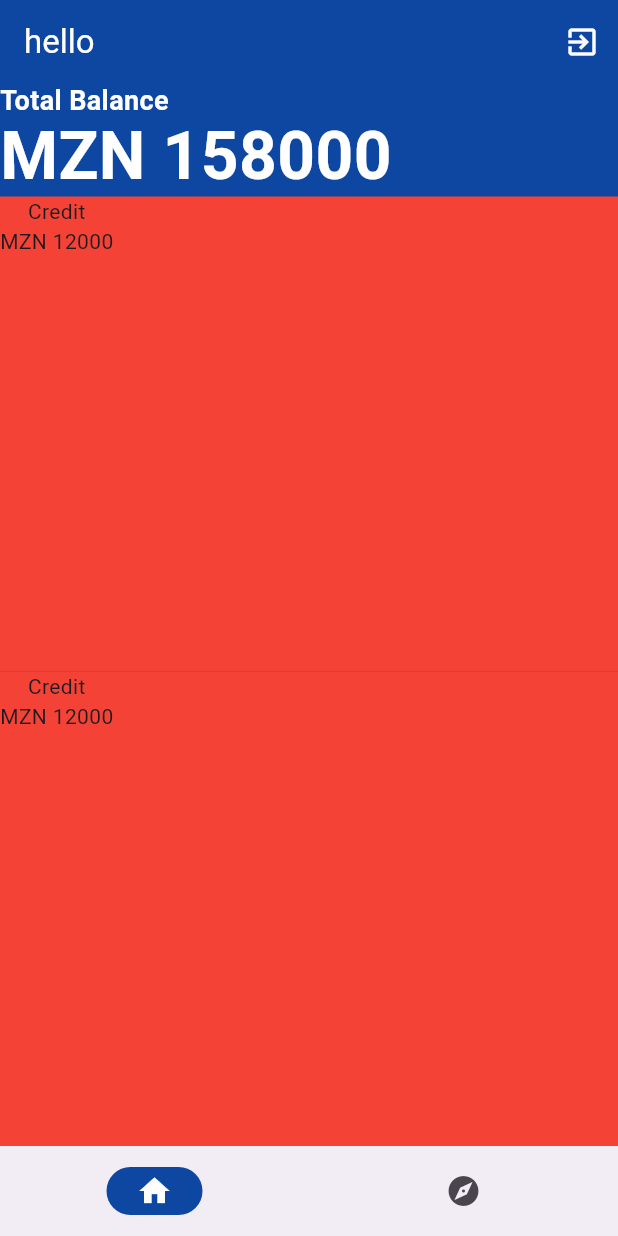
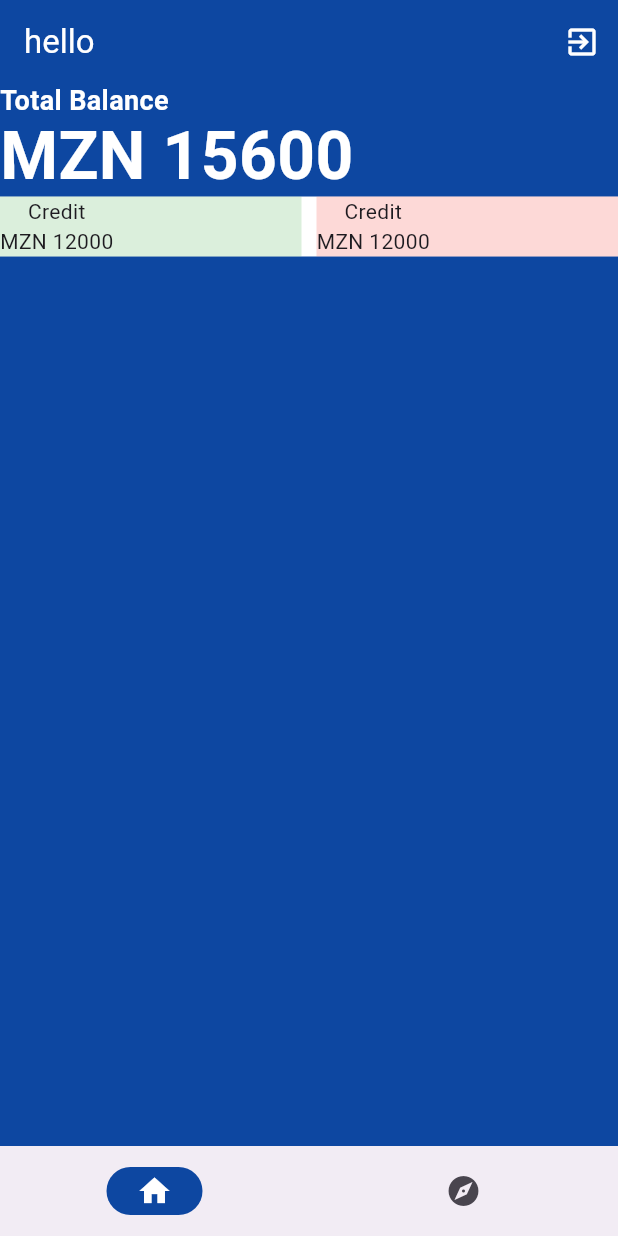
Before and after one commit to JoelDeAriovaldo/expense_tracker, a Flutter app: the screen it shows once a user with an empty profile is signed in, on a phone screen of 412 x 824 dp. Run offline on Flutter 3.47's test engine with Material 3 defaults, Android fonts, the phone set to English and light mode, and no system bars; our stand-ins replace firebase_auth, firebase_core; accounts and stored records are empty.

Commit message:
home screen smal fix

```diff
--- a/lib/screens/home_screen.dart
+++ b/lib/screens/home_screen.dart
@@ -65,18 +65,29 @@ class _HomeScreenState extends State<HomeScreen> {
                   fontWeight: FontWeight.w600),
             ),
             Text(
-              'MZN 158000',
+              'MZN 15600',
               style: TextStyle(
                   fontSize: 44,
                   color: Colors.white,
                   height: 1.2,
                   fontWeight: FontWeight.w600),
             ),
-            CardOne(),
-            SizedBox(
-              width: 10,
+            Container(
+              color: Colors.white,
+              child: Row(
+                children: [
+                  CardOne(
+                    color: Colors.green,
+                  ),
+                  SizedBox(
+                    width: 10,
+                  ),
+                  CardOne(
+                    color: Colors.red,
+                  )
+                ],
+              ),
             ),
-            CardOne(),
           ],
         ),
       ),
@@ -87,13 +98,14 @@ class _HomeScreenState extends State<HomeScreen> {
 class CardOne extends StatelessWidget {
   const CardOne({
     super.key,
+    required this.color,
   });
-
+  final Color color;
   @override
   Widget build(BuildContext context) {
     return Expanded(
       child: Container(
-        color: Colors.red,
+        color: color.withOpacity(0.2),
         child: Row(
           children: [
             Column(
```
